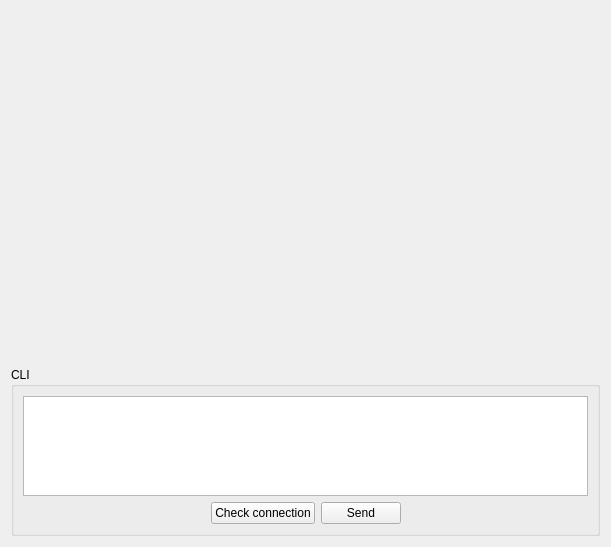
The window that src/VMTD/VMTD/protocol/nxapi/VMTDNxApiProtocolHandlerForm.ui (ekushko/qt-vxlan-mtd-old) describes before a commit, drawn with Qt 5.
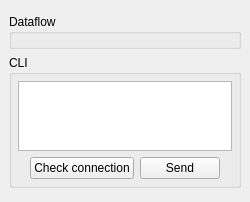
The same window after the commit. Icons and pictures are not drawn.

```diff
--- a/src/VMTD/VMTD/protocol/nxapi/VMTDNxApiProtocolHandlerForm.ui
+++ b/src/VMTD/VMTD/protocol/nxapi/VMTDNxApiProtocolHandlerForm.ui
@@ -6,37 +6,99 @@
    <rect>
     <x>0</x>
     <y>0</y>
-    <width>611</width>
-    <height>547</height>
+    <width>250</width>
+    <height>202</height>
    </rect>
   </property>
   <property name="windowTitle">
    <string>Form</string>
   </property>
+  <property name="windowIcon">
+   <iconset resource="../../../resources/VMTDResources.qrc">
+    <normaloff>:/favicon.ico</normaloff>:/favicon.ico</iconset>
+  </property>
+  <layout class="QHBoxLayout" name="horizontalLayout">
+   <property name="spacing">
+    <number>0</number>
+   </property>
+   <property name="leftMargin">
+    <number>0</number>
+   </property>
+   <property name="topMargin">
+    <number>0</number>
+   </property>
+   <property name="rightMargin">
+    <number>0</number>
+   </property>
+   <property name="bottomMargin">
+    <number>0</number>
+   </property>
+   <item>
+    <spacer name="_4">
+     <property name="orientation">
+      <enum>Qt::Horizontal</enum>
+     </property>
+     <property name="sizeHint" stdset="0">
+      <size>
+       <width>2</width>
+       <height>20</height>
+      </size>
+     </property>
+    </spacer>
+   </item>
+   <item>
+    <layout class="QVBoxLayout" name="vl_1">
+     <property name="spacing">
+      <number>0</number>
+     </property>
+     <item>
+      <spacer name="_6">
+       <property name="orientation">
+        <enum>Qt::Vertical</enum>
+       </property>
+       <property name="sizeHint" stdset="0">
+        <size>
+         <width>20</width>
+         <height>40</height>
+        </size>
+       </property>
+      </spacer>
+     </item>
+     <item>
+      <widget class="QWidget" name="w_1" native="true">
+       <property name="maximumSize">
+        <size>
+         <width>1024</width>
+         <height>1024</height>
+        </size>
+       </property>
   <layout class="QVBoxLayout" name="verticalLayout_2">
    <item>
-    <widget class="QWidget" name="wProtocolHandler" native="true">
+         <widget class="QGroupBox" name="gbProtocolHandler">
      <property name="sizePolicy">
       <sizepolicy hsizetype="Preferred" vsizetype="Preferred">
        <horstretch>1</horstretch>
        <verstretch>1</verstretch>
       </sizepolicy>
      </property>
+          <property name="title">
+           <string>Dataflow</string>
+          </property>
      <layout class="QVBoxLayout" name="verticalLayout_3">
       <property name="spacing">
-       <number>0</number>
+            <number>6</number>
       </property>
       <property name="leftMargin">
-       <number>0</number>
+            <number>6</number>
       </property>
       <property name="topMargin">
-       <number>0</number>
+            <number>6</number>
       </property>
       <property name="rightMargin">
-       <number>0</number>
+            <number>6</number>
       </property>
       <property name="bottomMargin">
-       <number>0</number>
+            <number>6</number>
       </property>
      </layout>
     </widget>
@@ -47,6 +109,18 @@
       <string>CLI</string>
      </property>
      <layout class="QVBoxLayout" name="verticalLayout">
+           <property name="leftMargin">
+            <number>6</number>
+           </property>
+           <property name="topMargin">
+            <number>6</number>
+           </property>
+           <property name="rightMargin">
+            <number>6</number>
+           </property>
+           <property name="bottomMargin">
+            <number>6</number>
+           </property>
       <item>
        <widget class="QPlainTextEdit" name="pteCommand">
         <property name="maximumSize">
@@ -106,6 +180,39 @@
    </item>
   </layout>
  </widget>
- <resources/>
+     </item>
+     <item>
+      <spacer name="_7">
+       <property name="orientation">
+        <enum>Qt::Vertical</enum>
+       </property>
+       <property name="sizeHint" stdset="0">
+        <size>
+         <width>20</width>
+         <height>40</height>
+        </size>
+       </property>
+      </spacer>
+     </item>
+    </layout>
+   </item>
+   <item>
+    <spacer name="_5">
+     <property name="orientation">
+      <enum>Qt::Horizontal</enum>
+     </property>
+     <property name="sizeHint" stdset="0">
+      <size>
+       <width>2</width>
+       <height>20</height>
+      </size>
+     </property>
+    </spacer>
+   </item>
+  </layout>
+ </widget>
+ <resources>
+  <include location="../../../resources/VMTDResources.qrc"/>
+ </resources>
  <connections/>
 </ui>
```
Lines whose indentation alone changed are shown as unchanged.
